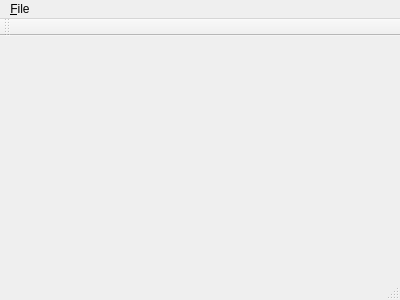
This is ProjectTemplate/window.ui in hermixy/QtMvvm as Qt 5 draws it before an edit. The edited form follows.
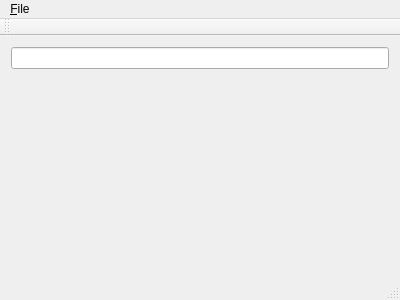
This is the edited form. Icons and pictures are not drawn.

Diff of the .ui file:
```diff
--- a/ProjectTemplate/window.ui
+++ b/ProjectTemplate/window.ui
@@ -10,7 +10,29 @@
     <height>300</height>
    </rect>
   </property>
-  <widget class="QWidget" name="centralWidget"/>
+  <widget class="QWidget" name="centralWidget">
+   <layout class="QVBoxLayout" name="verticalLayout">
+    <item>
+     <widget class="QLineEdit" name="lineEdit"/>
+    </item>
+    <item>
+     <widget class="QLabel" name="label"/>
+    </item>
+    <item>
+     <spacer name="verticalSpacer_2">
+      <property name="orientation">
+       <enum>Qt::Vertical</enum>
+      </property>
+      <property name="sizeHint" stdset="0">
+       <size>
+        <width>20</width>
+        <height>77</height>
+       </size>
+      </property>
+     </spacer>
+    </item>
+   </layout>
+  </widget>
   <widget class="QMenuBar" name="menuBar">
    <property name="geometry">
     <rect>
```
